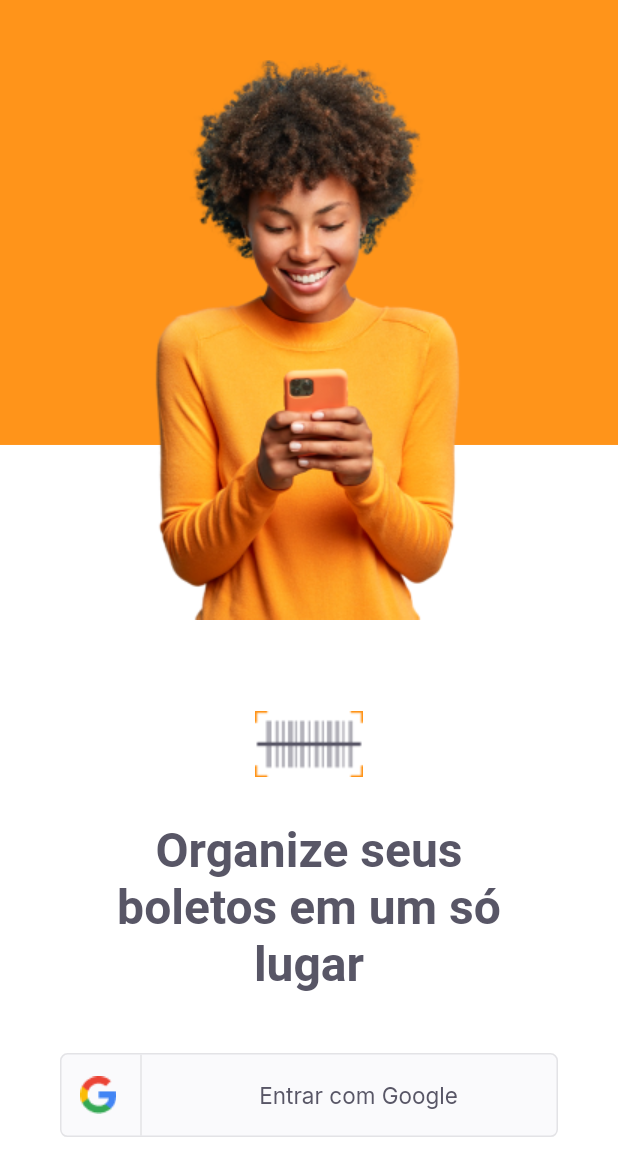
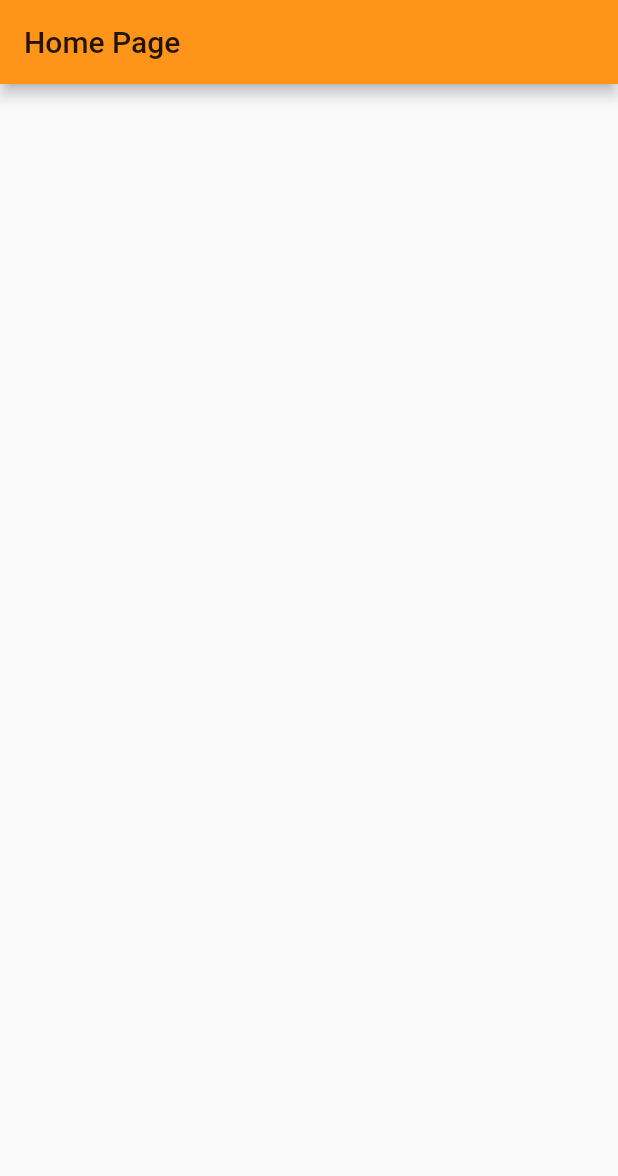
Before and after one commit to danilovilela75/nlwtogether_flutter, a Flutter app: the screen it shows after launch, on a phone screen of 412 x 824 dp. Shown: the top 1176 px of the screen. Run offline on Flutter 3.47's test engine with Material 2 defaults, Android fonts, the phone set to English and light mode, and no system bars; our stand-ins replace google_fonts.

Commit message:
Final 2 aula

```diff
--- a/lib/main.dart
+++ b/lib/main.dart
@@ -1,4 +1,5 @@
 import 'package:flutter/material.dart';
+import 'package:payflow/modules/home/home_page.dart';
 import 'package:payflow/modules/login/login_page.dart';
 import 'package:payflow/modules/splash/splash_page.dart';
 import 'package:payflow/shared/themes/appcolors.dart';
@@ -12,11 +13,10 @@ class AppWidget extends StatelessWidget {
   @override
   Widget build(BuildContext context) {
     return MaterialApp(
-      title: 'Pay Flow',
-      theme: ThemeData(
-        primaryColor: AppColors.primary,
-      ),
-      home: LoginPage()
-    );
+        title: 'Pay Flow',
+        theme: ThemeData(
+          primaryColor: AppColors.primary,
+        ),
+        home: HomePage());
   }
 }
--- /dev/null
+++ b/lib/modules/home/home_page.dart
@@ -0,0 +1,14 @@
+import 'package:flutter/material.dart';
+
+class HomePage extends StatelessWidget {
+  const HomePage({Key? key}) : super(key: key);
+
+  @override
+  Widget build(BuildContext context) {
+    return Scaffold(
+      appBar: AppBar(
+        title: Text("Home Page"),
+      ),
+    );
+  }
+}
--- a/lib/modules/login/login_page.dart
+++ b/lib/modules/login/login_page.dart
@@ -37,10 +37,9 @@ class _LoginPageState extends State<LoginPage> {
                     AppImages.person,
                     width: 208,
                     height: 373,
-                      )
-            ),
+                  )),
               Positioned(
-              bottom: size.height * 0.08,
+                  bottom: size.height * 0.05,
                   left: 0,
                   right: 0,
                   child: Column(
@@ -49,7 +48,8 @@ class _LoginPageState extends State<LoginPage> {
                     children: [
                       Image.asset(AppImages.logomini),
                       Padding(
-                    padding: const EdgeInsets.only(top: 30, left: 70, right: 70),
+                        padding:
+                            const EdgeInsets.only(top: 30, left: 70, right: 70),
                         child: Text(
                           "Organize seus boletos em um só lugar",
                           textAlign: TextAlign.center,
@@ -57,15 +57,19 @@ class _LoginPageState extends State<LoginPage> {
                         ),
                       ),
                       Padding(
-                    padding: const EdgeInsets.only(top: 40, left: 40, right: 40,),
-                    child: SocialLoginButton(),
+                        padding: const EdgeInsets.only(
+                          top: 40,
+                          left: 40,
+                          right: 40,
+                        ),
+                        child: SocialLoginButton(onTap: () {
+                          print("clicou");
+                        }),
                       )
                     ],
-              )
-            )
+                  ))
             ],
           ),
-      )
-    );
+        ));
   }
 }
--- a/lib/shared/widgets/social_login/social_login_widget.dart
+++ b/lib/shared/widgets/social_login/social_login_widget.dart
@@ -4,27 +4,31 @@ import 'package:payflow/shared/themes/app_text_styles.dart';
 import 'package:payflow/shared/themes/appcolors.dart';
 
 class SocialLoginButton extends StatelessWidget {
-  const SocialLoginButton({Key? key}) : super(key: key);
+  final VoidCallback onTap;
+  const SocialLoginButton({Key? key, required this.onTap}) : super(key: key);
 
   @override
   Widget build(BuildContext context) {
-    return Container(
+    return InkWell(
+        onTap: onTap,
+        child: Container(
             height: 56,
             decoration: BoxDecoration(
                 color: AppColors.shape,
                 borderRadius: BorderRadius.circular(5),
-        border: Border.fromBorderSide(
-          BorderSide(color: AppColors.stroke)
-        )
-      ),
-      child: Row(children: [
+                border:
+                    Border.fromBorderSide(BorderSide(color: AppColors.stroke))),
+            child: Row(
+              children: [
                 Expanded(
                     flex: 1,
                     child: Row(
                       mainAxisAlignment: MainAxisAlignment.center,
                       children: [
                         Image.asset(AppImages.google),
-            SizedBox(width: 16,),
+                        SizedBox(
+                          width: 16,
+                        ),
                         Container(
                           height: 56,
                           width: 1,
@@ -42,9 +46,8 @@ class SocialLoginButton extends StatelessWidget {
                           style: AppTextStyles.buttonGray,
                         )
                       ],
-          )
-        ),
-      ],)
-    );
+                    )),
+              ],
+            )));
   }
 }
```
Lines whose indentation alone changed are shown as unchanged.
